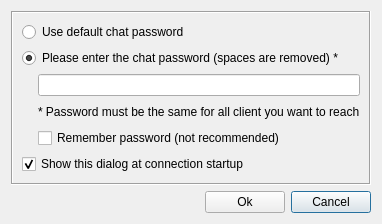
Above: src/GuiAskPassword.ui from hwgao/beebeep before the change. Below: the same form after it.
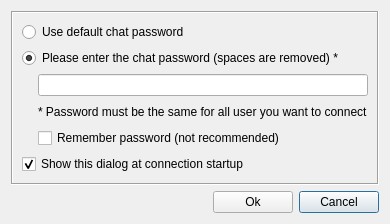
That is the form after the change.

```diff
--- a/src/GuiAskPassword.ui
+++ b/src/GuiAskPassword.ui
@@ -6,8 +6,8 @@
    <rect>
     <x>0</x>
     <y>0</y>
-    <width>369</width>
-    <height>217</height>
+    <width>385</width>
+    <height>218</height>
    </rect>
   </property>
   <property name="windowTitle">
@@ -115,7 +115,7 @@
       <item row="3" column="1">
        <widget class="QLabel" name="mp_labelPasswordNote">
         <property name="text">
-         <string>* Password must be the same for all client you want to reach</string>
+         <string>* Password must be the same for all user you want to connect</string>
         </property>
        </widget>
       </item>
```
